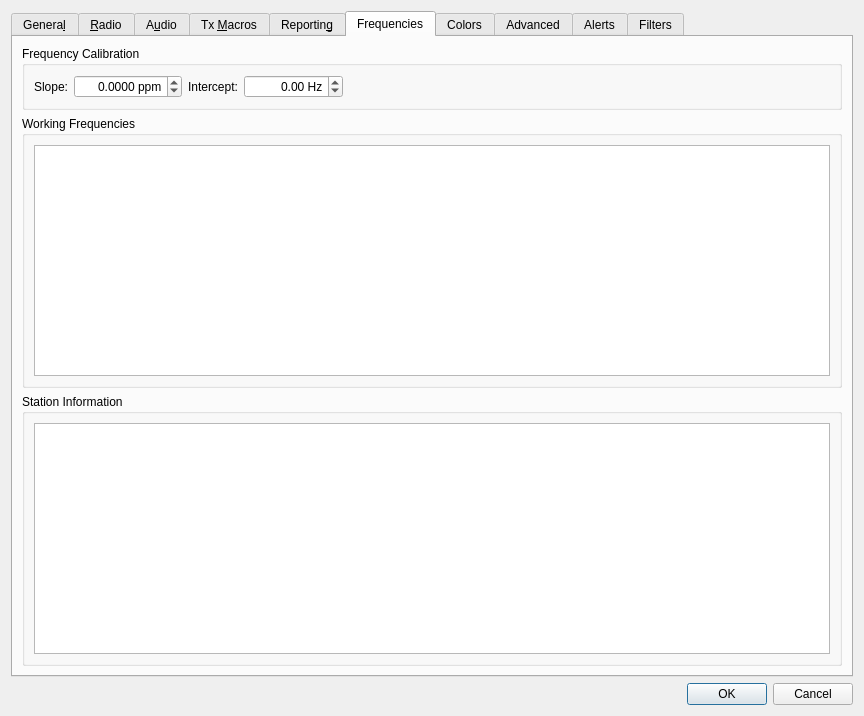
This is Configuration.ui in WSJTX/wsjtx as Qt 5 draws it before an edit. The edited form follows.
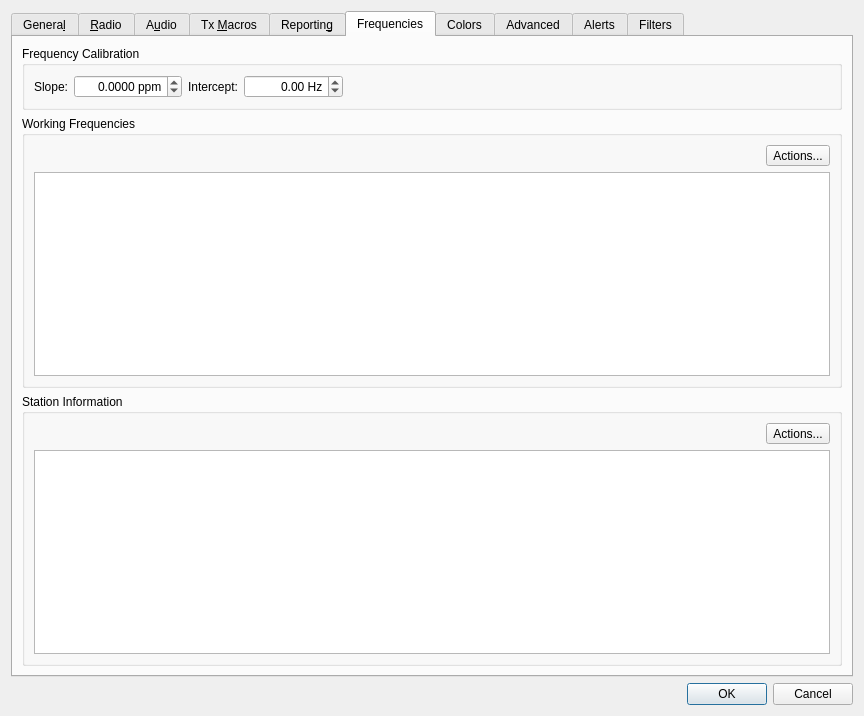
This is the edited form. The open tabs and pages were chosen to show the change. Custom widgets are drawn as their Qt base class.

Commit message: fix(settings): expose frequency table actions (#212)

Patch:
```diff
--- a/Configuration.ui
+++ b/Configuration.ui
@@ -2744,7 +2744,52 @@
          <property name="title">
           <string>Working Frequencies</string>
          </property>
-         <layout class="QHBoxLayout" name="horizontalLayout">
+         <layout class="QVBoxLayout" name="horizontalLayout">
+          <item>
+           <layout class="QHBoxLayout" name="working_frequencies_actions_layout">
+            <item>
+             <spacer name="working_frequencies_actions_spacer">
+              <property name="orientation">
+               <enum>Qt::Horizontal</enum>
+              </property>
+              <property name="sizeHint" stdset="0">
+               <size>
+                <width>40</width>
+                <height>20</height>
+               </size>
+              </property>
+             </spacer>
+            </item>
+            <item>
+             <widget class="QToolButton" name="frequencies_actions_tool_button">
+              <property name="toolTip">
+               <string>Insert, delete, load, save, merge, or reset working frequencies.</string>
+              </property>
+              <property name="accessibleName">
+               <string>Working frequencies actions</string>
+              </property>
+              <property name="accessibleDescription">
+               <string>Insert, delete, load, save, merge, or reset working frequencies.</string>
+              </property>
+             <property name="focusPolicy">
+              <enum>Qt::StrongFocus</enum>
+             </property>
+              <property name="styleSheet">
+               <string notr="true">QToolButton:focus {
+  border: 2px solid palette(highlight);
+  padding: 2px;
+}</string>
+              </property>
+              <property name="text">
+               <string>Actions...</string>
+              </property>
+              <property name="popupMode">
+               <enum>QToolButton::InstantPopup</enum>
+              </property>
+             </widget>
+            </item>
+           </layout>
+          </item>
           <item>
            <widget class="QTableView" name="frequencies_table_view">
             <property name="sizePolicy">
@@ -2753,6 +2798,16 @@
               <verstretch>0</verstretch>
              </sizepolicy>
             </property>
+            <property name="styleSheet">
+             <string notr="true">QTableView:focus {
+  border: 2px solid palette(highlight);
+}
+
+QTableView::item:focus {
+  border: 2px solid palette(highlight);
+  padding: 1px;
+}</string>
+            </property>
             <property name="contextMenuPolicy">
              <enum>Qt::ActionsContextMenu</enum>
             </property>
@@ -2787,9 +2842,64 @@
          <property name="title">
           <string>Station Information</string>
          </property>
-         <layout class="QHBoxLayout" name="horizontalLayout_3">
+         <layout class="QVBoxLayout" name="horizontalLayout_3">
+          <item>
+           <layout class="QHBoxLayout" name="station_information_actions_layout">
+            <item>
+             <spacer name="station_information_actions_spacer">
+              <property name="orientation">
+               <enum>Qt::Horizontal</enum>
+              </property>
+              <property name="sizeHint" stdset="0">
+               <size>
+                <width>40</width>
+                <height>20</height>
+               </size>
+              </property>
+             </spacer>
+            </item>
+            <item>
+             <widget class="QToolButton" name="stations_actions_tool_button">
+              <property name="toolTip">
+               <string>Insert or delete station information rows.</string>
+              </property>
+              <property name="accessibleName">
+               <string>Station information actions</string>
+              </property>
+              <property name="accessibleDescription">
+               <string>Insert or delete station information rows.</string>
+              </property>
+             <property name="focusPolicy">
+              <enum>Qt::StrongFocus</enum>
+             </property>
+              <property name="styleSheet">
+               <string notr="true">QToolButton:focus {
+  border: 2px solid palette(highlight);
+  padding: 2px;
+}</string>
+              </property>
+              <property name="text">
+               <string>Actions...</string>
+              </property>
+              <property name="popupMode">
+               <enum>QToolButton::InstantPopup</enum>
+              </property>
+             </widget>
+            </item>
+           </layout>
+          </item>
           <item>
            <widget class="QTableView" name="stations_table_view">
+            <property name="styleSheet">
+             <string notr="true">QTableView:focus {
+  border: 2px solid palette(highlight);
+}
+
+QTableView::item:focus {
+  border: 2px solid palette(highlight);
+  padding: 1px;
+}</string>
+            </property>
             <property name="contextMenuPolicy">
              <enum>Qt::ActionsContextMenu</enum>
             </property>
```
Left out of the diff: 2 changed lines with no effect on the pictures. The commit also changes 1 other file.
